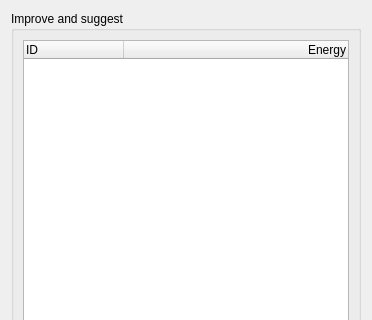
Above: Stacker/StackerWidget.ui from HonghuaLi/stacker before the change; both pictures show x 0 to 372 and y 0 to 320 of the 372 by 847 pixel window. Below: the same form after it.
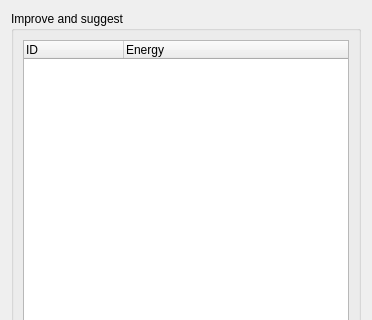
That is the form after the change.

The edit to the form file:
```diff
--- a/Stacker/StackerWidget.ui
+++ b/Stacker/StackerWidget.ui
@@ -280,7 +280,7 @@
           <string>Energy</string>
          </property>
          <property name="textAlignment">
-          <set>AlignRight|AlignVCenter</set>
+          <set>AlignLeft|AlignVCenter</set>
          </property>
         </column>
        </widget>
```
